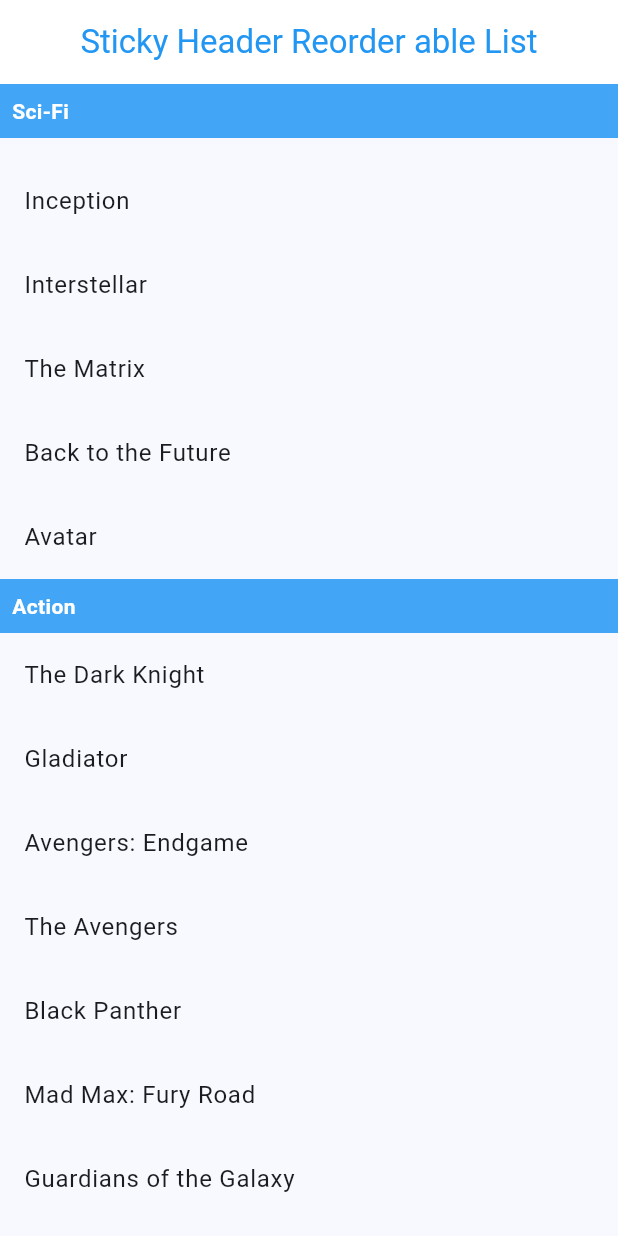
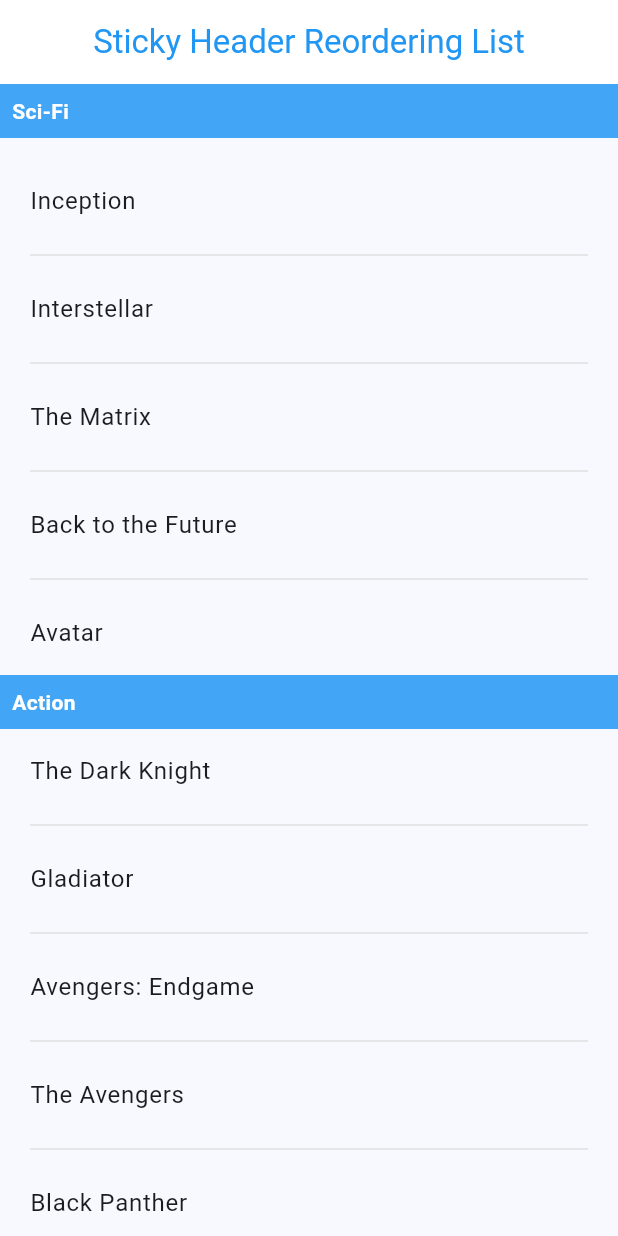
Before and after one commit to iAmEmanuele/sticky_header_reordering_list, a Flutter app: the screen it shows after launch, on a phone screen of 412 x 824 dp. Run offline on Flutter 3.47's test engine with Material 3 defaults, Android fonts, the phone set to English and light mode, and no system bars.

Commit message:
#main - add: added optional divider custom

````diff
--- a/example/lib/main.dart
+++ b/example/lib/main.dart
@@ -1,3 +1,4 @@
+import 'package:flutter/foundation.dart';
 import 'package:flutter/material.dart';
 import 'package:sticky_header_reordering_list/sticky_header_reordering_list.dart';
 
@@ -17,7 +18,7 @@ class App extends StatelessWidget {
         colorScheme: ColorScheme.fromSeed(seedColor: Colors.blue),
         useMaterial3: true,
       ),
-      home: const HomePage(title: 'Sticky Header Reorder able List'),
+      home: const HomePage(title: 'Sticky Header Reordering List'),
     );
   }
 }
@@ -573,8 +574,10 @@ class _HomePageState extends State<HomePage> {
             ),
           ),
           itemBuilder: (context, item) => Column(
+            crossAxisAlignment: CrossAxisAlignment.start,
             children: [
               ListTile(
+                contentPadding: const EdgeInsets.only(left: 20),
                 title: Text(item["title"] ?? "Unknown"),
               ),
             ],
@@ -582,8 +585,16 @@ class _HomePageState extends State<HomePage> {
           isReordering: true,
           onReorderElements:
               (data, oldItem, newItem, newIndex, oldIndex, groupedItems) {
-            print("Reordered: $oldItem -> $newItem");
+            if (kDebugMode) {
+              print("Reordered: $oldItem -> $newItem");
+            }
           },
+          dividerBuilder: (context, index) => Divider(
+            color: Colors.grey[300],
+            indent: 20,
+            endIndent: 20,
+            thickness: 1,
+          ),
         ),
       ),
     );
--- a/lib/src/sticky_header_reordering_list.dart
+++ b/lib/src/sticky_header_reordering_list.dart
@@ -35,6 +35,10 @@ import 'package:sticky_header_reordering_list/src/utils/measure_size.dart';
 ///               opacity: 0.5,
 ///               child: widget.itemBuilder(context, item),
 ///             ),
+///  dividerBuilder: (context, index) => Divider(
+///             color: Colors.grey,
+///             thickness: 1,
+///           ),
 /// );
 /// ```
 class StickyHeaderReorderingList<T> extends StatefulWidget {
@@ -96,11 +100,22 @@ class StickyHeaderReorderingList<T> extends StatefulWidget {
   /// in the original item's position while it is being dragged.
   final Widget? childWhenDragging;
 
+  /// A widget builder that creates a separator between items in the list.
+  ///
+  /// If not provided, no separators will be shown between the list items.
+  /// This builder allows you to customize the appearance of the separators
+  /// based on the index of the current item.
+  ///
+  /// The separator is displayed between two consecutive items but not after
+  /// the last item in the list.
+  ///
+  /// - `context`: The build context for the current separator.
+  /// - `index`: The index of the item before which the separator should be displayed.
   final Widget Function(BuildContext, int)? dividerBuilder;
 
   /// Creates a [StickyHeaderReorderingList] widget.
-  const StickyHeaderReorderingList(
-      {super.key,
+  const StickyHeaderReorderingList({
+    super.key,
     required this.items,
     required this.sectionExtractor,
     required this.headerBuilder,
@@ -110,7 +125,8 @@ class StickyHeaderReorderingList<T> extends StatefulWidget {
     this.heightOfFirstHeader = 50,
     this.feedback,
     this.childWhenDragging,
-      this.dividerBuilder});
+    this.dividerBuilder,
+  });
 
   @override
   State<StickyHeaderReorderingList> createState() =>
@@ -241,7 +257,34 @@ class _StickyHeaderReorderingListState<T>
     return SliverList(
       delegate: SliverChildBuilderDelegate(
         (BuildContext context, int index) {
-          if (items.isEmpty) {
+          if (index < items.length) {
+            final item = items[index];
+            final Widget itemWidget = MeasureSize(
+              onChange: (size) {
+                if (size != null && size.height != itemHeight) {
+                  setState(() {
+                    itemHeight = size.height;
+                  });
+                }
+              },
+              child: !widget.isReordering
+                  ? widget.itemBuilder(context, item)
+                  : _buildDraggableItem(sectionIndex, index, item),
+            );
+
+            if (widget.dividerBuilder != null && index < items.length - 1) {
+              return Column(
+                mainAxisSize: MainAxisSize.min,
+                children: [
+                  itemWidget,
+                  widget.dividerBuilder!(context, index),
+                ],
+              );
+            } else {
+              return itemWidget;
+            }
+          }
+
           return DragTarget<Map<String, dynamic>>(
             onWillAcceptWithDetails: (data) => true,
             onAcceptWithDetails: (data) {
@@ -273,20 +316,6 @@ class _StickyHeaderReorderingListState<T>
                 height: 50,
               );
             },
-            );
-          }
-          final item = items[index];
-          return MeasureSize(
-            onChange: (size) {
-              if (size != null && size.height != itemHeight) {
-                setState(() {
-                  itemHeight = size.height;
-                });
-              }
-            },
-            child: !widget.isReordering
-                ? widget.itemBuilder(context, item)
-                : _buildDraggableItem(sectionIndex, index, item),
           );
         },
         childCount: items.isEmpty ? 1 : items.length,
````
Also changed, not shown: 2 other files. Lines whose indentation alone changed are shown as unchanged.
